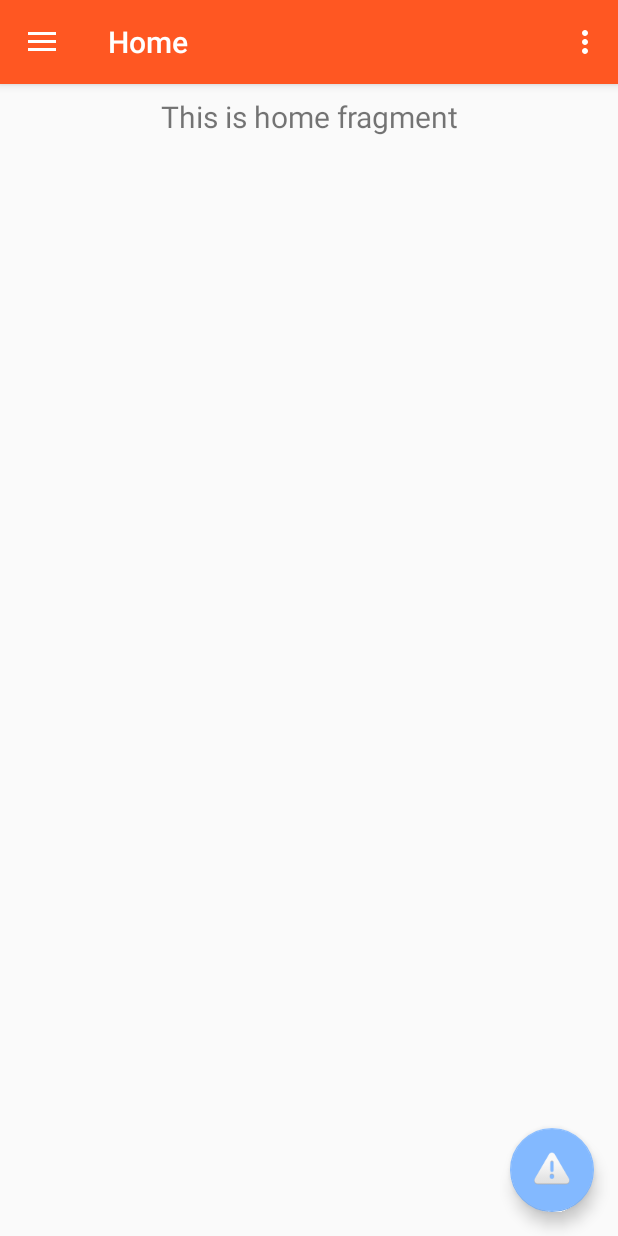
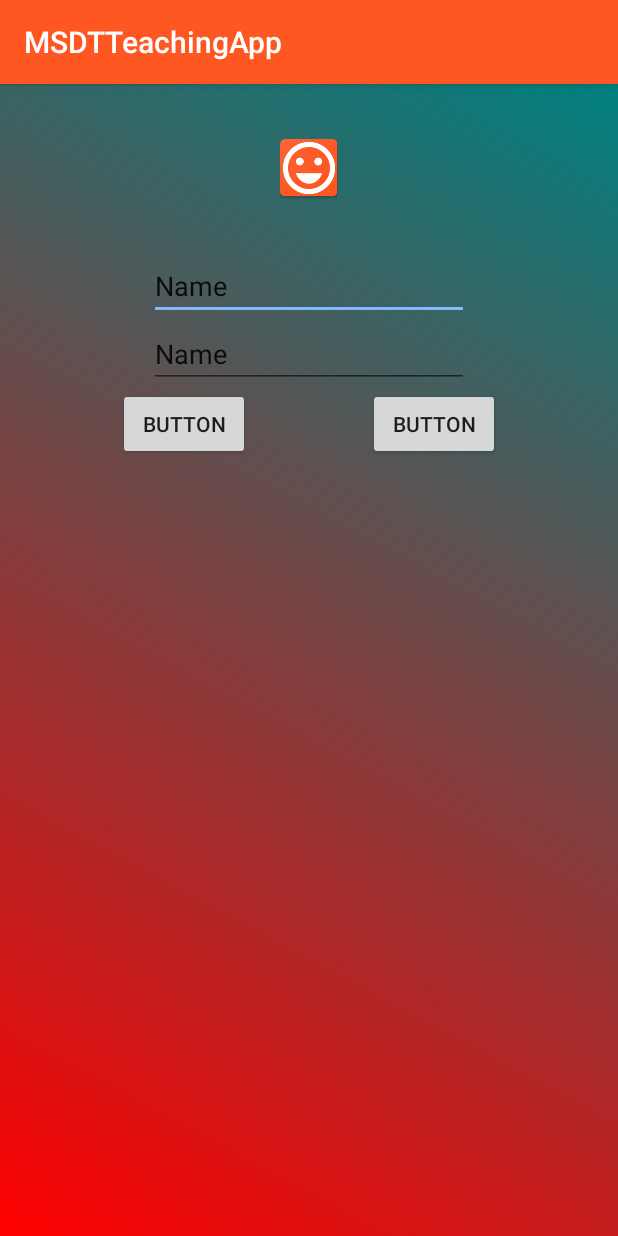
Before and after one commit to KhinSandar/MSDTTeachingRepo, an Android app: the screen it shows after launch (MainActivity before the commit, LoginActivity after it), on a phone screen of 412 x 824 dp. Run offline under Robolectric (Android 15) with nearby library versions, the phone set to English and light mode, and no system bars.

Commit message:
LoginActivityCommit

```diff
--- a/app/src/main/AndroidManifest.xml
+++ b/app/src/main/AndroidManifest.xml
@@ -6,13 +6,16 @@
         android:allowBackup="true"
         android:icon="@mipmap/ic_launcher"
         android:label="@string/app_name"
-        android:roundIcon="@mipmap/ic_launcher_round"
+        android:roundIcon="@drawable/web_hi_res_512"
         android:supportsRtl="true"
         android:theme="@style/AppTheme">
         <activity
             android:name=".MainActivity"
             android:label="@string/app_name"
             android:theme="@style/AppTheme.NoActionBar">
+
+        </activity>
+        <activity android:name=".ui.LoginActivity">
             <intent-filter>
                 <action android:name="android.intent.action.MAIN" />
 
--- /dev/null
+++ b/app/src/main/java/com/batchone/msdtapp/ui/LoginActivity.java
@@ -0,0 +1,18 @@
+package com.batchone.msdtapp.ui;
+
+import android.os.Bundle;
+
+import androidx.annotation.Nullable;
+import androidx.appcompat.app.AppCompatActivity;
+
+import com.batchone.msdtapp.R;
+
+public class LoginActivity extends AppCompatActivity {
+
+
+    @Override
+    protected void onCreate(@Nullable Bundle savedInstanceState) {
+        super.onCreate(savedInstanceState);
+        setContentView(R.layout.activity_login);
+    }
+}
--- /dev/null
+++ b/app/src/main/res/drawable/loginbg.xml
@@ -0,0 +1,28 @@
+<!--<shape xmlns:android="http://schemas.android.com/apk/res/android"-->
+<!--    android:shape="rectangle">-->
+<!--    <gradient-->
+<!--        android:type="linear"-->
+<!--        android:centerX="49%"-->
+<!--        android:startColor="#FFc0c0c0"-->
+<!--        android:centerColor="#FFc0c0c0"-->
+<!--        android:endColor="#FF000000"-->
+<!--        android:angle="45" />-->
+<!--</shape>-->
+
+<shape xmlns:android="http://schemas.android.com/apk/res/android" android:shape="rectangle" >
+    <gradient
+        android:type="linear"
+        android:startColor="#FFff0000"
+        android:endColor="#FF008080"
+        android:angle="45"/>
+</shape>
+
+
+<!--<shape xmlns:android="http://schemas.android.com/apk/res/android" android:shape="rectangle" >-->
+<!--<gradient-->
+<!--    android:type="radial"-->
+<!--    android:centerX="50%"-->
+<!--    android:centerY="50%"-->
+<!--    android:startColor="#FFff0000"-->
+<!--    android:endColor="#FF008080"></gradient>-->
+<!--</shape>-->
--- /dev/null
+++ b/app/src/main/res/layout/activity_login.xml
@@ -0,0 +1,70 @@
+<?xml version="1.0" encoding="utf-8"?>
+<androidx.constraintlayout.widget.ConstraintLayout xmlns:android="http://schemas.android.com/apk/res/android"
+    xmlns:app="http://schemas.android.com/apk/res-auto"
+    xmlns:tools="http://schemas.android.com/tools"
+    android:background="@drawable/loginbg"
+    android:layout_width="match_parent"
+    android:layout_height="match_parent">
+
+    <Button
+        android:id="@+id/button2"
+        android:layout_width="wrap_content"
+        android:layout_height="wrap_content"
+        android:text="Button"
+        app:layout_constraintEnd_toEndOf="parent"
+        app:layout_constraintHorizontal_bias="0.5"
+        app:layout_constraintHorizontal_chainStyle="spread"
+        app:layout_constraintStart_toEndOf="@+id/button"
+        app:layout_constraintTop_toBottomOf="@+id/editText2" />
+
+    <Button
+        android:id="@+id/button"
+        android:layout_width="wrap_content"
+        android:layout_height="wrap_content"
+        android:text="Button"
+        app:layout_constraintEnd_toStartOf="@+id/button2"
+        app:layout_constraintHorizontal_bias="0.5"
+        app:layout_constraintStart_toStartOf="parent"
+        app:layout_constraintTop_toBottomOf="@+id/editText2" />
+
+    <EditText
+        android:id="@+id/editText"
+        android:layout_width="wrap_content"
+        android:layout_height="wrap_content"
+        android:layout_marginTop="32dp"
+        android:ems="10"
+        android:inputType="textPersonName"
+        android:text="Name"
+        app:layout_constraintEnd_toEndOf="parent"
+        app:layout_constraintStart_toStartOf="parent"
+        app:layout_constraintTop_toBottomOf="@+id/imageView4" />
+
+    <EditText
+        android:id="@+id/editText2"
+        android:layout_width="wrap_content"
+        android:layout_height="wrap_content"
+        android:ems="10"
+        android:inputType="textPersonName"
+        android:text="Name"
+        app:layout_constraintEnd_toEndOf="parent"
+        app:layout_constraintStart_toStartOf="parent"
+        app:layout_constraintTop_toBottomOf="@+id/editText" />
+
+    <ImageView
+        android:id="@+id/imageView4"
+        android:layout_width="wrap_content"
+        android:layout_height="wrap_content"
+        android:layout_marginTop="32dp"
+        app:layout_constraintEnd_toEndOf="parent"
+        app:layout_constraintStart_toStartOf="parent"
+        app:layout_constraintTop_toTopOf="parent"
+        android:src="@mipmap/ic_smile"
+        tools:srcCompat="@mipmap/ic_smile" />
+
+    <androidx.constraintlayout.widget.Group
+        android:id="@+id/group"
+        android:layout_width="wrap_content"
+        android:layout_height="wrap_content"
+        app:constraint_referenced_ids="button2,button" />
+
+</androidx.constraintlayout.widget.ConstraintLayout>
--- a/app/src/main/res/mipmap-anydpi-v26/ic_launcher.xml
+++ /dev/null
@@ -1,5 +0,0 @@
-<?xml version="1.0" encoding="utf-8"?>
-<adaptive-icon xmlns:android="http://schemas.android.com/apk/res/android">
-    <background android:drawable="@drawable/ic_launcher_background" />
-    <foreground android:drawable="@drawable/ic_launcher_foreground" />
-</adaptive-icon>
--- a/app/src/main/res/mipmap-anydpi-v26/ic_launcher_round.xml
+++ /dev/null
@@ -1,5 +0,0 @@
-<?xml version="1.0" encoding="utf-8"?>
-<adaptive-icon xmlns:android="http://schemas.android.com/apk/res/android">
-    <background android:drawable="@drawable/ic_launcher_background" />
-    <foreground android:drawable="@drawable/ic_launcher_foreground" />
-</adaptive-icon>
--- a/app/src/main/res/mipmap-anydpi-v26/ic_smile.xml
+++ /dev/null
@@ -1,5 +0,0 @@
-<?xml version="1.0" encoding="utf-8"?>
-<adaptive-icon xmlns:android="http://schemas.android.com/apk/res/android">
-    <background android:drawable="@drawable/ic_smile_background"/>
-    <foreground android:drawable="@mipmap/ic_smile_foreground"/>
-</adaptive-icon>
--- a/app/src/main/res/mipmap-anydpi-v26/ic_smile_round.xml
+++ /dev/null
@@ -1,5 +0,0 @@
-<?xml version="1.0" encoding="utf-8"?>
-<adaptive-icon xmlns:android="http://schemas.android.com/apk/res/android">
-    <background android:drawable="@drawable/ic_smile_background"/>
-    <foreground android:drawable="@mipmap/ic_smile_foreground"/>
-</adaptive-icon>
```
Also changed, not shown: app/src/main/res/layout/activity_new.xml (added, +40 -0 lines), app/src/main/res/layout/content_main.xml (+17 -2 lines), app/src/main/res/drawable/web_hi_res_512.png (added), app/src/main/res/mipmap-hdpi/ic_launcher.png, app/src/main/res/mipmap-mdpi/ic_launcher.png, app/src/main/res/mipmap-xhdpi/ic_launcher.png, app/src/main/res/mipmap-xxhdpi/ic_launcher.png, app/src/main/res/mipmap-xxxhdpi/ic_launcher.png.
